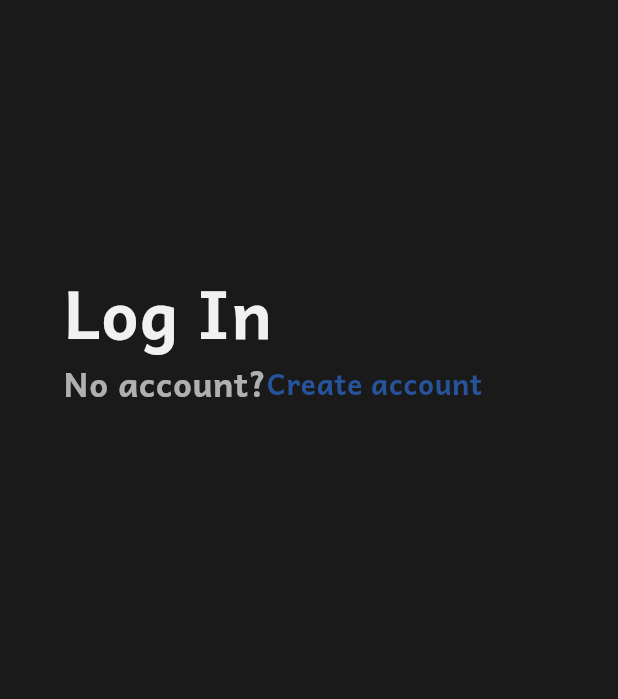
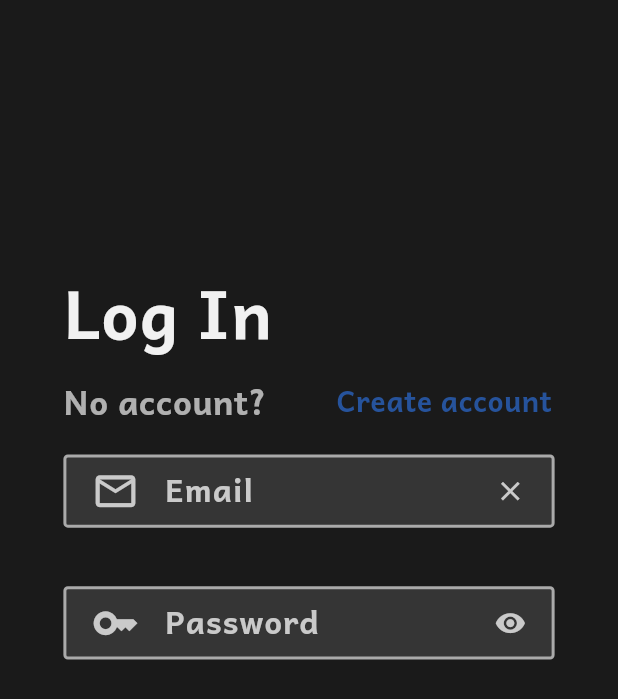
Before and after one commit to seungminhan2631/msdl, a Flutter app: the screen it shows after launch, on a phone screen of 412 x 824 dp. Shown: the top 699 px of the screen. Run offline on Flutter 3.47's test engine with Material 3 defaults, Android fonts, the light colour scheme and no system bars.

Commit message:
update
update

```diff
--- /dev/null
+++ b/lib/commons/widgets/buttons/CustomTextField.dart
@@ -0,0 +1,94 @@
+import 'package:flutter/material.dart';
+import 'package:msdl/constants/gaps.dart';
+import 'package:msdl/constants/size_config.dart';
+import 'package:msdl/constants/sizes.dart';
+
+class CustomTextField extends StatefulWidget {
+  final String hintText;
+  final IconData firstIcon;
+  final IconData lastIcon;
+
+  const CustomTextField({
+    super.key,
+    required this.hintText,
+    required this.firstIcon,
+    required this.lastIcon,
+  });
+
+  @override
+  _CustomTextFieldState createState() => _CustomTextFieldState();
+}
+
+class _CustomTextFieldState extends State<CustomTextField> {
+  final TextEditingController _controller = TextEditingController();
+  bool _isPasswordVisible = false;
+
+  @override
+  Widget build(BuildContext context) {
+    bool isPasswordField = widget.lastIcon == Icons.visibility;
+
+    return TextFieldTapRegion(
+      child: Container(
+        width: 340.w,
+        height: 50.h,
+        padding: EdgeInsets.symmetric(horizontal: 16.w),
+        decoration: BoxDecoration(
+          color: Color(0xff353535),
+          borderRadius: BorderRadius.circular(3),
+          border: Border.all(color: Color(0xffAAAAAA), width: 2),
+        ),
+        child: Row(
+          children: [
+            Icon(
+              widget.firstIcon,
+              color: Color(0xffCACACA),
+              size: 30.w,
+            ),
+            Gaps.h16,
+            Expanded(
+              child: TextField(
+                controller: _controller,
+                obscureText: isPasswordField ? !_isPasswordVisible : false,
+                style: TextStyle(
+                  color: Colors.white,
+                  fontSize: Sizes.size20,
+                ),
+                decoration: InputDecoration(
+                  hintText: widget.hintText,
+                  hintStyle: TextStyle(
+                    color: Color(0xffCACACA),
+                    fontSize: Sizes.size20,
+                    fontFamily: 'Andika',
+                    fontWeight: FontWeight.bold,
+                  ),
+                  border: InputBorder.none,
+                ),
+              ),
+            ),
+            Gaps.h16,
+            GestureDetector(
+              onTap: () {
+                if (isPasswordField) {
+                  setState(() {
+                    _isPasswordVisible = !_isPasswordVisible;
+                  });
+                } else {
+                  _controller.clear();
+                }
+              },
+              child: Icon(
+                isPasswordField
+                    ? (_isPasswordVisible
+                        ? Icons.visibility_off
+                        : Icons.visibility)
+                    : widget.lastIcon,
+                color: Color(0xffCACACA),
+                size: 20.w,
+              ),
+            ),
+          ],
+        ),
+      ),
+    );
+  }
+}
--- a/lib/constants/gaps.dart
+++ b/lib/constants/gaps.dart
@@ -1,64 +1,65 @@
 import 'sizes.dart';
 import 'package:flutter/material.dart';
+import 'package:msdl/constants/size_config.dart'; // 📌 `SizeConfig`를 import 해야 함
 
 class Gaps {
   // Vertical Gaps (세로 간격)
-  static final v1 = SizedBox(height: 1.0.h);
-  static final v2 = SizedBox(height: 2.0.h);
-  static final v3 = SizedBox(height: 3.0.h);
-  static final v4 = SizedBox(height: 4.0.h);
-  static final v5 = SizedBox(height: 5.0.h);
-  static final v6 = SizedBox(height: 6.0.h);
-  static final v7 = SizedBox(height: 7.0.h);
-  static final v8 = SizedBox(height: 8.0.h);
-  static final v9 = SizedBox(height: 9.0.h);
-  static final v10 = SizedBox(height: 10.0.h);
-  static final v12 = SizedBox(height: 12.0.h);
-  static final v14 = SizedBox(height: 14.0.h);
-  static final v16 = SizedBox(height: 16.0.h);
-  static final v20 = SizedBox(height: 20.0.h);
-  static final v24 = SizedBox(height: 24.0.h);
-  static final v28 = SizedBox(height: 28.0.h);
-  static final v32 = SizedBox(height: 32.0.h);
-  static final v36 = SizedBox(height: 36.0.h);
-  static final v40 = SizedBox(height: 40.0.h);
-  static final v44 = SizedBox(height: 44.0.h);
-  static final v48 = SizedBox(height: 48.0.h);
-  static final v52 = SizedBox(height: 52.0.h);
-  static final v56 = SizedBox(height: 56.0.h);
-  static final v60 = SizedBox(height: 60.0.h);
-  static final v64 = SizedBox(height: 64.0.h);
-  static final v72 = SizedBox(height: 72.0.h);
-  static final v80 = SizedBox(height: 80.0.h);
-  static final v96 = SizedBox(height: 96.0.h);
+  static final v1 = SizedBox(height: 1.h);
+  static final v2 = SizedBox(height: 2.h);
+  static final v3 = SizedBox(height: 3.h);
+  static final v4 = SizedBox(height: 4.h);
+  static final v5 = SizedBox(height: 5.h);
+  static final v6 = SizedBox(height: 6.h);
+  static final v7 = SizedBox(height: 7.h);
+  static final v8 = SizedBox(height: 8.h);
+  static final v9 = SizedBox(height: 9.h);
+  static final v10 = SizedBox(height: 10.h);
+  static final v12 = SizedBox(height: 12.h);
+  static final v14 = SizedBox(height: 14.h);
+  static final v16 = SizedBox(height: 16.h);
+  static final v20 = SizedBox(height: 20.h);
+  static final v24 = SizedBox(height: 24.h);
+  static final v28 = SizedBox(height: 28.h);
+  static final v32 = SizedBox(height: 32.h);
+  static final v36 = SizedBox(height: 36.h);
+  static final v40 = SizedBox(height: 40.h);
+  static final v44 = SizedBox(height: 44.h);
+  static final v48 = SizedBox(height: 48.h);
+  static final v52 = SizedBox(height: 52.h);
+  static final v56 = SizedBox(height: 56.h);
+  static final v60 = SizedBox(height: 60.h);
+  static final v64 = SizedBox(height: 64.h);
+  static final v72 = SizedBox(height: 72.h);
+  static final v80 = SizedBox(height: 80.h);
+  static final v96 = SizedBox(height: 96.h);
 
   // Horizontal Gaps (가로 간격)
-  static final h1 = SizedBox(width: 1.0.w);
-  static final h2 = SizedBox(width: 2.0.w);
-  static final h3 = SizedBox(width: 3.0.w);
-  static final h4 = SizedBox(width: 4.0.w);
-  static final h5 = SizedBox(width: 5.0.w);
-  static final h6 = SizedBox(width: 6.0.w);
-  static final h7 = SizedBox(width: 7.0.w);
-  static final h8 = SizedBox(width: 8.0.w);
-  static final h9 = SizedBox(width: 9.0.w);
-  static final h10 = SizedBox(width: 10.0.w);
-  static final h12 = SizedBox(width: 12.0.w);
-  static final h14 = SizedBox(width: 14.0.w);
-  static final h16 = SizedBox(width: 16.0.w);
-  static final h20 = SizedBox(width: 20.0.w);
-  static final h24 = SizedBox(width: 24.0.w);
-  static final h28 = SizedBox(width: 28.0.w);
-  static final h32 = SizedBox(width: 32.0.w);
-  static final h36 = SizedBox(width: 36.0.w);
-  static final h40 = SizedBox(width: 40.0.w);
-  static final h44 = SizedBox(width: 44.0.w);
-  static final h48 = SizedBox(width: 48.0.w);
-  static final h52 = SizedBox(width: 52.0.w);
-  static final h56 = SizedBox(width: 56.0.w);
-  static final h60 = SizedBox(width: 60.0.w);
-  static final h64 = SizedBox(width: 64.0.w);
-  static final h72 = SizedBox(width: 72.0.w);
-  static final h80 = SizedBox(width: 80.0.w);
-  static final h96 = SizedBox(width: 96.0.w);
+  static final h1 = SizedBox(width: 1.w);
+  static final h2 = SizedBox(width: 2.w);
+  static final h3 = SizedBox(width: 3.w);
+  static final h4 = SizedBox(width: 4.w);
+  static final h5 = SizedBox(width: 5.w);
+  static final h6 = SizedBox(width: 6.w);
+  static final h7 = SizedBox(width: 7.w);
+  static final h8 = SizedBox(width: 8.w);
+  static final h9 = SizedBox(width: 9.w);
+  static final h10 = SizedBox(width: 10.w);
+  static final h12 = SizedBox(width: 12.w);
+  static final h14 = SizedBox(width: 14.w);
+  static final h16 = SizedBox(width: 16.w);
+  static final h20 = SizedBox(width: 20.w);
+  static final h24 = SizedBox(width: 24.w);
+  static final h28 = SizedBox(width: 28.w);
+  static final h32 = SizedBox(width: 32.w);
+  static final h36 = SizedBox(width: 36.w);
+  static final h40 = SizedBox(width: 40.w);
+  static final h44 = SizedBox(width: 44.w);
+  static final h48 = SizedBox(width: 48.w);
+  static final h52 = SizedBox(width: 52.w);
+  static final h56 = SizedBox(width: 56.w);
+  static final h60 = SizedBox(width: 60.w);
+  static final h64 = SizedBox(width: 64.w);
+  static final h72 = SizedBox(width: 72.w);
+  static final h80 = SizedBox(width: 80.w);
+  static final h96 = SizedBox(width: 96.w);
 }
--- a/lib/constants/size_config.dart
+++ b/lib/constants/size_config.dart
@@ -9,15 +9,16 @@ class SizeConfig {
   static void init(BuildContext context) {
     screenWidth = MediaQuery.of(context).size.width;
     screenHeight = MediaQuery.of(context).size.height;
-    //figma의 iphone 14를 기준으로 함!!
-    const double baseWidth = 390.0;
-    const double baseHeight = 844.0;
+
+    const double baseWidth = 390.0; // 기준 너비 (iPhone 14)
+    const double baseHeight = 844.0; // 기준 높이 (iPhone 14)
 
     scaleFactorWidth = screenWidth / baseWidth;
     scaleFactorHeight = screenHeight / baseHeight;
   }
 }
 
+// 📌 `.w`, `.h` 확장(extension) 추가 → 모든 `double` 값에서 사용 가능
 extension SizeExtension on num {
   double get w => this * SizeConfig.scaleFactorWidth;
   double get h => this * SizeConfig.scaleFactorHeight;
--- a/lib/features/screens/authentication/login_Screen.dart
+++ b/lib/features/screens/authentication/login_Screen.dart
@@ -1,4 +1,5 @@
 import 'package:flutter/material.dart';
+import 'package:msdl/commons/widgets/buttons/CustomTextField.dart';
 import 'package:msdl/commons/widgets/toptitle.dart';
 import 'package:msdl/constants/gaps.dart';
 import 'package:msdl/constants/size_config.dart';
@@ -9,20 +10,22 @@ class login_Screen extends StatelessWidget {
   login_Screen({super.key});
   static const routeName = 'logIn';
   static const routeUrl = '/';
+  final TextEditingController emailController = TextEditingController();
+  final TextEditingController passwordController = TextEditingController();
   final TextStyle? headlineStyle = msdlTheme.textTheme.headlineLarge;
 
   @override
   Widget build(BuildContext context) {
-    //MediaQuery 반응형 스크린 초기화
+    // MediaQuery 반응형 스크린 초기화
     SizeConfig.init(context);
 
     return Scaffold(
+      resizeToAvoidBottomInset: true,
       body: Padding(
         padding:
             EdgeInsets.symmetric(horizontal: Sizes.size40, vertical: 180.h),
         child: Column(
-          crossAxisAlignment: CrossAxisAlignment.start, // 텍스트 왼쪽 정렬
-
+          crossAxisAlignment: CrossAxisAlignment.start,
           children: [
             TopTitle(
               title: "Log In",
@@ -39,17 +42,34 @@ class login_Screen extends StatelessWidget {
                   fontWeight: FontWeight.w700,
                   opacity: 0.7,
                 ),
-                Gaps.h56,
-                Text(
-                  "Create account",
-                  style: TextStyle(
+                Gaps.h44,
+                GestureDetector(
+                  onTap: () {},
+                  child: Text(
+                    "Create account",
+                    style: TextStyle(
                       color: Color(0xff26539C),
                       fontSize: Sizes.size18,
                       fontFamily: 'Andika',
-                      fontWeight: FontWeight.bold),
-                )
+                      fontWeight: FontWeight.bold,
+                    ),
+                  ),
+                ),
               ],
             ),
+            Gaps.v20,
+            CustomTextField(
+              hintText: "Email",
+              firstIcon: Icons.email_outlined,
+              lastIcon: Icons.close,
+            ),
+            Gaps.v40,
+            CustomTextField(
+              hintText: "Password",
+              firstIcon: Icons.key,
+              lastIcon: Icons.visibility,
+            ),
+            Gaps.v24,
           ],
         ),
       ),
--- a/lib/main.dart
+++ b/lib/main.dart
@@ -25,7 +25,8 @@ class msdl extends StatelessWidget {
           initialRoute: "/",
           routes: {
             "/": (context) => login_Screen(),
-            "/chooseRole_Screen": (context) => ChooseRole(),
+            ChooseRole.routeName: (context) =>
+                ChooseRole(), // 📌 `routeName`과 일치하도록 수정
           },
         );
       },
--- a/lib/msdl_theme.dart
+++ b/lib/msdl_theme.dart
@@ -7,7 +7,7 @@ const ColorScheme darkColorScheme = ColorScheme(
   primary: Color(0xFF90CAF9),
   onPrimary: Color(0xFF000000),
   primaryContainer: Color(0xFF0D47A1),
-  onPrimaryContainer: Color(0xFFFFFFFF),
+  onPrimaryContainer: Color(0xffFFFFFF),
   primaryFixed: Color(0xFFC5DDF8),
   primaryFixedDim: Color(0xFF97BEE9),
   onPrimaryFixed: Color(0xFF08274A),
```
